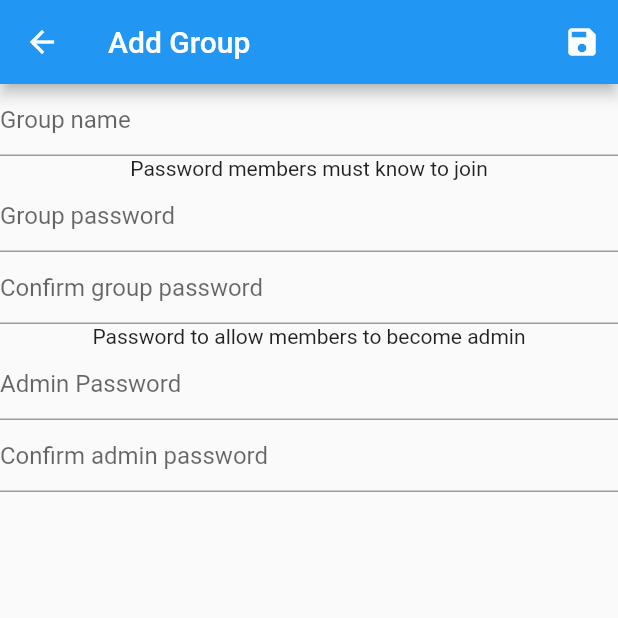
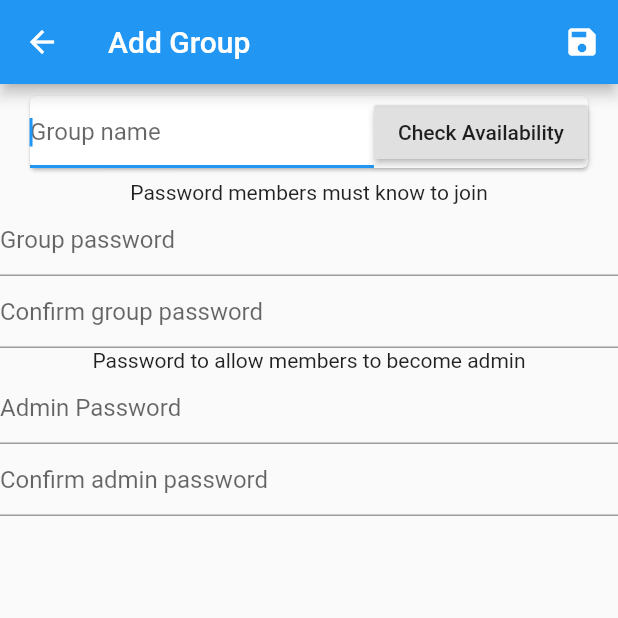
Before and after one commit to partnercloudsupport/Food-Run, a Flutter app: the AddEditGroupScreen screen opened directly with empty values, on a phone screen of 412 x 824 dp, the top half of it. Run offline on Flutter 3.47's test engine with Material 2 defaults, Android fonts, the phone set to English and light mode, and no system bars; our stand-ins replace cloud_firestore, firebase_auth, flare_flutter, fluttertoast, google_sign_in, rxdart and 1 more; accounts and stored records are empty.

Commit message:
working edit group name and availability widget

```diff
--- a/food_run_rebloc/lib/Model/Group.dart
+++ b/food_run_rebloc/lib/Model/Group.dart
@@ -51,6 +51,7 @@ class Group {
   static Map<String, dynamic> toMap(Group group) {
     return <String, dynamic>{
       "name": group.name,
+      "upperName": group.name.toUpperCase(),
       "numberOfUsers": group.numberOfUsers,
       "password": group.password,
       "adminPassword": group.adminPassword,
--- a/food_run_rebloc/lib/Screen/AddEditGroupScreen.dart
+++ b/food_run_rebloc/lib/Screen/AddEditGroupScreen.dart
@@ -2,6 +2,7 @@ import 'package:flutter/material.dart';
 import 'package:fluttertoast/fluttertoast.dart';
 import 'package:food_run_rebloc/Bloc/GroupsBloc.dart';
 import 'package:food_run_rebloc/Model/Group.dart';
+import 'package:food_run_rebloc/Widgets/AvailabilityWidget.dart';
 
 class AddEditGroupScreen extends StatefulWidget {
   final GroupsBloc groupsBloc;
@@ -22,7 +23,10 @@ class AddEditGroupScreenState extends State<AddEditGroupScreen> {
   TextEditingController _passwordController;
   TextEditingController _adminPasswordController;
 
-  GlobalKey<FormState> _groupsFormsKey = GlobalKey<FormState>();
+  static final GlobalKey<FormState> _groupsFormsKey = GlobalKey<FormState>();
+
+  static final GlobalKey<AvailabilityWidgetState> _availabilityKey =
+      GlobalKey<AvailabilityWidgetState>();
 
   AddEditGroupScreenState(Group group) {
     _group = group;
@@ -49,17 +53,16 @@ class AddEditGroupScreenState extends State<AddEditGroupScreen> {
             icon: Icon(Icons.save),
             onPressed: () {
               if (_groupsFormsKey.currentState.validate()) {
-                _groupsFormsKey.currentState.save();
-                widget.groupsBloc
-                    .addNewGroup(_group)
-                    .then((doesGroupAlreadyExist) {
-                  if (doesGroupAlreadyExist) {
-                    Fluttertoast.showToast(msg: "Group name is already taken");
+                if (_availabilityKey.currentState.isAvailable()) {
+                  _groupsFormsKey.currentState.save();
+                  if (widget.isEdit) {
+                    widget.groupsBloc.updateGroup(_group);
                   } else {
-                    Fluttertoast.showToast(msg: "Group was created!");
-                    Navigator.pop(context);
+                    widget.groupsBloc.addNewGroup(_group);
                   }
-                });
+                } else {
+                  Fluttertoast.showToast(msg: "Group name is already taken!");
+                }
               }
             },
           )
@@ -69,9 +72,13 @@ class AddEditGroupScreenState extends State<AddEditGroupScreen> {
           key: _groupsFormsKey,
           child: Column(
             children: <Widget>[
-              TextFormField(
-                initialValue: _group == null ? _group.name : null,
-                validator: (groupName) {
+              AvailabilityWidget(
+                key: _availabilityKey,
+                isAvailable: (input) {
+                  return widget.groupsBloc.isGroupnameAvailable(input);
+                },
+                initialValue: _group != null ? _group.name : null,
+                validator: (String groupName) {
                   if (groupName == null || groupName == "") {
                     return "Group name can't be empty";
                   }
--- /dev/null
+++ b/food_run_rebloc/lib/Widgets/AvailabilityWidget.dart
@@ -0,0 +1,136 @@
+import 'dart:async';
+
+import 'package:flutter/material.dart';
+import 'package:food_run_rebloc/Bloc/UsersBloc.dart';
+import 'package:food_run_rebloc/Model/Group.dart';
+
+class AvailabilityWidget extends StatefulWidget {
+  final Future Function(String username) onAdd;
+  final String Function(String groupName) validator;
+  final Function(String groupName) onSaved;
+  final InputDecoration decoration;
+  final String initialValue;
+  final Future<bool> Function(String input) isAvailable;
+  final GlobalKey<AvailabilityWidgetState> key;
+  AvailabilityWidget({
+    this.key,
+    this.onAdd,
+    this.initialValue,
+    this.validator,
+    this.onSaved,
+    this.decoration,
+    this.isAvailable,
+  });
+
+  @override
+  State<StatefulWidget> createState() {
+    return AvailabilityWidgetState(initialValue);
+  }
+}
+
+class AvailabilityWidgetState extends State<AvailabilityWidget> {
+  static final GlobalKey<FormState> _usernameKey = new GlobalKey<FormState>();
+  TextEditingController _usernameController;
+  bool _isUsernameAvailable;
+  bool _isLoading;
+  String _username;
+  String initialValue;
+
+  AvailabilityWidgetState(this.initialValue);
+
+  @override
+  void initState() {
+    super.initState();
+    _isLoading = false;
+    _usernameController = new TextEditingController(text: widget.initialValue);
+  }
+
+  @override
+  Widget build(BuildContext context) {
+    return ListTile(
+        title: _isLoading ? LinearProgressIndicator() : _buildCard());
+  }
+
+  Widget _trailingWidget() {
+    if (_isUsernameAvailable == null) {
+      return Container();
+    }
+    return _isUsernameAvailable
+        ? Icon(
+            Icons.check,
+            color: Colors.green,
+          )
+        : Icon(
+            Icons.clear,
+            color: Colors.red,
+          );
+  }
+
+  Widget _buildCard() {
+    return Card(
+      child: Column(
+        mainAxisSize: MainAxisSize.min,
+        children: <Widget>[
+          Row(
+            children: <Widget>[
+              Flexible(
+                child: Form(
+                  key: _usernameKey,
+                  child: TextFormField(
+                    autofocus: true,
+                    controller: _usernameController,
+                    validator: (input) {
+                      widget.validator(input);
+                      if (input == null || input == "") {
+                        return "Username can't be empty";
+                      }
+                      return null;
+                    },
+                    onSaved: (input) {
+                      widget.onSaved(input);
+                      setState(() {
+                        _username = input;
+                      });
+                    },
+                    decoration: widget.decoration,
+                  ),
+                ),
+              ),
+              _trailingWidget(),
+              RaisedButton(
+                child: Text("Check Availability"),
+                onPressed: () {
+                  if (_usernameKey.currentState.validate()) {
+                    _usernameKey.currentState.save();
+                    setState(() {
+                      _isLoading = true;
+                    });
+                    widget
+                        .isAvailable(_usernameController.text.toString())
+                        .then((isAvailable) {
+                      setState(() {
+                        if (_usernameController.text.toString().toUpperCase() ==
+                            initialValue.toUpperCase()) {
+                          isAvailable = true;
+                          print("Initial value is ${widget.initialValue}");
+                          print(
+                              "Overriding future since input was same as initial value");
+                        }
+                        _isUsernameAvailable = isAvailable;
+                        _isLoading = false;
+                      });
+                    });
+                  }
+                },
+              ),
+            ],
+          )
+        ],
+      ),
+    );
+  }
+
+  bool isAvailable() {
+    return _isUsernameAvailable;
+  }
+}
--- a/food_run_rebloc/pubspec.yaml
+++ b/food_run_rebloc/pubspec.yaml
@@ -19,6 +19,7 @@ dependencies:
   # The following adds the Cupertino Icons font to your application.
   # Use with the CupertinoIcons class for iOS style icons.
   rxdart: ^0.20.0
+  mockito: ^4.0.0
   url_launcher: ^4.0.3
   firebase_auth: ^0.6.6
   google_sign_in: ^3.2.4
```
Also changed, not shown: food_run_rebloc/lib/Bloc/GroupsBloc.dart (+37 -10 lines), food_run_rebloc/lib/Bloc/UsersBloc.dart (+20 -2 lines), food_run_rebloc/lib/Screen/GroupMembersScreen.dart (added, +44 -0 lines), food_run_rebloc/lib/Screen/ResturantsListScreen.dart (+31 -2 lines), food_run_rebloc/lib/Widgets/GroupMembersListItem.dart (added, +14 -0 lines), 1 other file.
